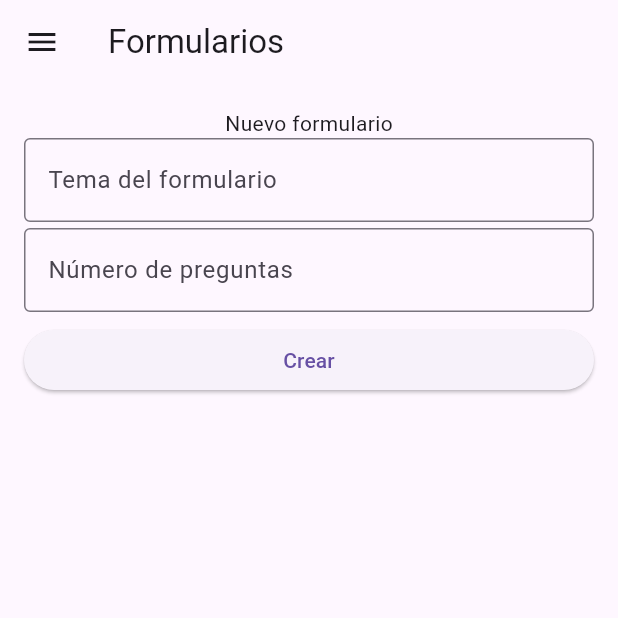
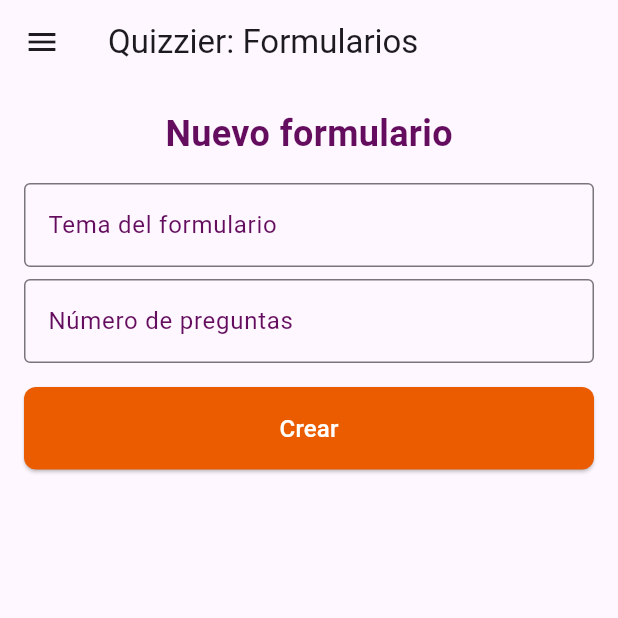
Before and after one commit to anfelipe0407/quizzier, a Flutter app: the FormularioScreen screen opened by its route, on a phone screen of 412 x 824 dp, the top half of it. Run offline on Flutter 3.47's test engine with Material 3 defaults, Android fonts, the phone set to English and light mode, and no system bars; our stand-ins replace shared_preferences; accounts and stored records are empty.

Commit message:
ESTILOS EN PANTALLA DE FORMULARIO

```diff
--- a/lib/adapters/ui/screens/formulario_screen.dart
+++ b/lib/adapters/ui/screens/formulario_screen.dart
@@ -18,6 +18,7 @@ class _FormularioScreenState extends State<FormularioScreen> {
   List<Formulario> _formularios = [];
   final TextEditingController _temaController = TextEditingController();
   final TextEditingController _cantidadPreguntasController = TextEditingController();
+  bool _isLoading = false;  // Estado para manejar la carga
 
   @override
   void initState() {
@@ -45,10 +46,23 @@ class _FormularioScreenState extends State<FormularioScreen> {
       return;
     }
 
-    final nuevoFormulario = await _crearFormulario.call(tema, cantPreguntas);
     setState(() {
-      _formularios.add(nuevoFormulario);
+      _isLoading = true;  // Inicia la carga
     });
+
+    try {
+      final nuevoFormulario = await _crearFormulario.call(tema, cantPreguntas);
+      setState(() {
+        _formularios.add(nuevoFormulario);
+      });
+    } catch (e) {
+      // Maneja el error si es necesario
+      print("Error al crear formulario: $e");
+    } finally {
+      setState(() {
+        _isLoading = false;  // Detiene la carga
+      });
+    }
 
     _temaController.clear();
     _cantidadPreguntasController.clear();
@@ -57,36 +71,34 @@ class _FormularioScreenState extends State<FormularioScreen> {
   @override
   Widget build(BuildContext context) {
     return BaseScreen(
-      title: 'Formularios',
+      title: 'Quizzier: Formularios',
       body: Column(
         children: [
           Padding(
             padding: const EdgeInsets.all(16.0),
             child: Column(
               children: [
-                const Text("Nuevo formulario"),
+                const Text(
+                  "Nuevo formulario",
+                  style: TextStyle(
+                    fontSize: 24,
+                    fontWeight: FontWeight.bold,
+                    color: Color(0xFF640D5F), // Violeta
+                  ),
+                ),
+                const SizedBox(height: 16),
                 Row(
                   children: [
                     Expanded(
                       child: TextField(
                         controller: _temaController,
-                        decoration: const InputDecoration(
+                        decoration: InputDecoration(
                           labelText: 'Tema del formulario',
+                          labelStyle: TextStyle(color: Color(0xFF640D5F)), // Violeta
                           border: OutlineInputBorder(),
-                        ),
-                      ),
-                    ),
-                  ],
-                ),
-                const SizedBox(height: 4),
-                Row(
-                  children: [
-                    Expanded(
-                      child: TextField(
-                        controller: _cantidadPreguntasController,
-                        decoration: const InputDecoration(
-                          labelText: 'Número de preguntas',
-                          border: OutlineInputBorder(),
+                          focusedBorder: OutlineInputBorder(
+                            borderSide: BorderSide(color: Color(0xFFEB5B00)), // Naranja
+                          ),
                         ),
                       ),
                     ),
@@ -96,9 +108,39 @@ class _FormularioScreenState extends State<FormularioScreen> {
                 Row(
                   children: [
                     Expanded(
+                      child: TextField(
+                        controller: _cantidadPreguntasController,
+                        decoration: InputDecoration(
+                          labelText: 'Número de preguntas',
+                          labelStyle: TextStyle(color: Color(0xFF640D5F)), // Violeta
+                          border: OutlineInputBorder(),
+                          focusedBorder: OutlineInputBorder(
+                            borderSide: BorderSide(color: Color(0xFFEB5B00)), // Naranja
+                          ),
+                        ),
+                      ),
+                    ),
+                  ],
+                ),
+                const SizedBox(height: 16),
+                Row(
+                  children: [
+                    Expanded(
                       child: ElevatedButton(
-                        onPressed: _crearNuevoFormulario,
-                        child: const Text('Crear'),
+                        onPressed: _isLoading ? null : _crearNuevoFormulario,  // Deshabilita el botón mientras carga
+                        style: ElevatedButton.styleFrom(
+                          backgroundColor: Color(0xFFEB5B00), // Naranja
+                          foregroundColor: Colors.white,
+                          shape: RoundedRectangleBorder(
+                            borderRadius: BorderRadius.circular(8),
+                          ),
+                          padding: const EdgeInsets.symmetric(vertical: 16),
+                        ),
+                        child: _isLoading
+                            ? CircularProgressIndicator(
+                                valueColor: AlwaysStoppedAnimation<Color>(Colors.white),
+                              )
+                            : const Text('Crear', style: TextStyle(fontSize: 16)),
                       ),
                     )
                   ],
@@ -112,9 +154,26 @@ class _FormularioScreenState extends State<FormularioScreen> {
               itemBuilder: (context, index) {
                 final formulario = _formularios[index];
                 return Card(
+                  margin: const EdgeInsets.symmetric(vertical: 8, horizontal: 16),
+                  color: Color(0xFFF9F9F9), // Color claro para las tarjetas
+                  shape: RoundedRectangleBorder(
+                    borderRadius: BorderRadius.circular(8),
+                    side: BorderSide(color: Color(0xFFEB5B00)), // Naranja
+                  ),
                   child: ListTile(
-                    title: Text(formulario.tema),
-                    subtitle: Text('${formulario.preguntas.length} preguntas'),
+                    contentPadding: const EdgeInsets.all(16),
+                    title: Text(
+                      formulario.tema,
+                      style: TextStyle(
+                        fontSize: 18,
+                        fontWeight: FontWeight.bold,
+                        color: Color(0xFF640D5F), // Violeta
+                      ),
+                    ),
+                    subtitle: Text(
+                      '${formulario.preguntas.length} preguntas',
+                      style: TextStyle(color: Color(0xFFD91656)), // Rojo
+                    ),
                     onTap: () {
                       Navigator.push(
                         context,
@@ -134,43 +193,4 @@ class _FormularioScreenState extends State<FormularioScreen> {
       ),
     );
   }
-
-  // Mostrar el formulario con las preguntas obtenidas
-  void _mostrarFormulario(Formulario formulario) {
-    showDialog(
-      context: context,
-      builder: (context) {
-        return AlertDialog(
-          title: Text('Formulario: ${formulario.tema}'),
-          content: Column(
-            mainAxisSize: MainAxisSize.min,
-            children: formulario.preguntas.map((pregunta) {
-              return Column(
-                crossAxisAlignment: CrossAxisAlignment.start,
-                children: [
-                  Text(pregunta.texto),
-                  ...pregunta.opciones.map((opcion) {
-                    return RadioListTile<int>(
-                      title: Text(opcion),
-                      value: pregunta.opciones.indexOf(opcion),
-                      groupValue: pregunta.respuestaCorrecta,
-                      onChanged: null, // No permitimos cambiar la respuesta aún
-                    );
-                  }).toList(),
-                ],
-              );
-            }).toList(),
-          ),
-          actions: [
-            TextButton(
-              onPressed: () {
-                Navigator.of(context).pop();
-              },
-              child: const Text('Cerrar'),
-            ),
-          ],
-        );
-      },
-    );
-  }
 }
```
